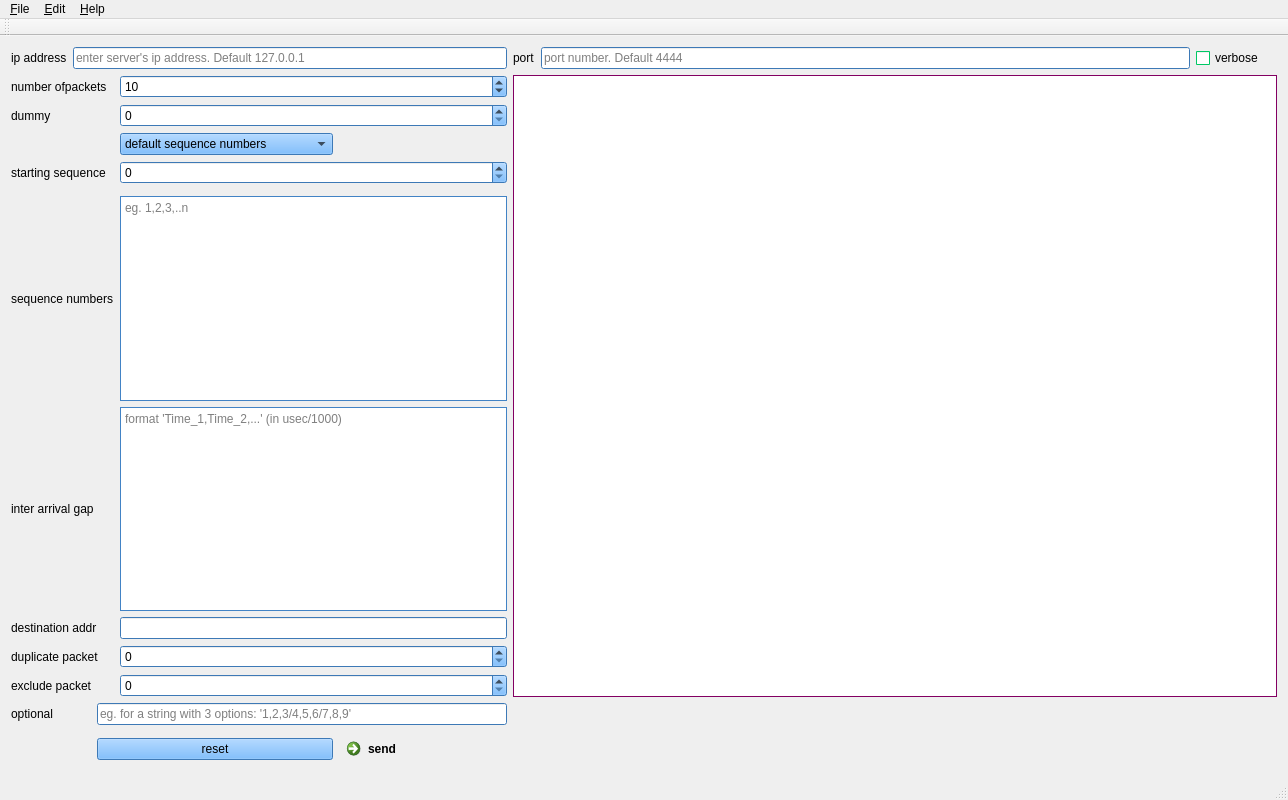
fabrigeas/CCEAP, file CCEAP-Client-Gui/cceap.ui: the form before one commit.
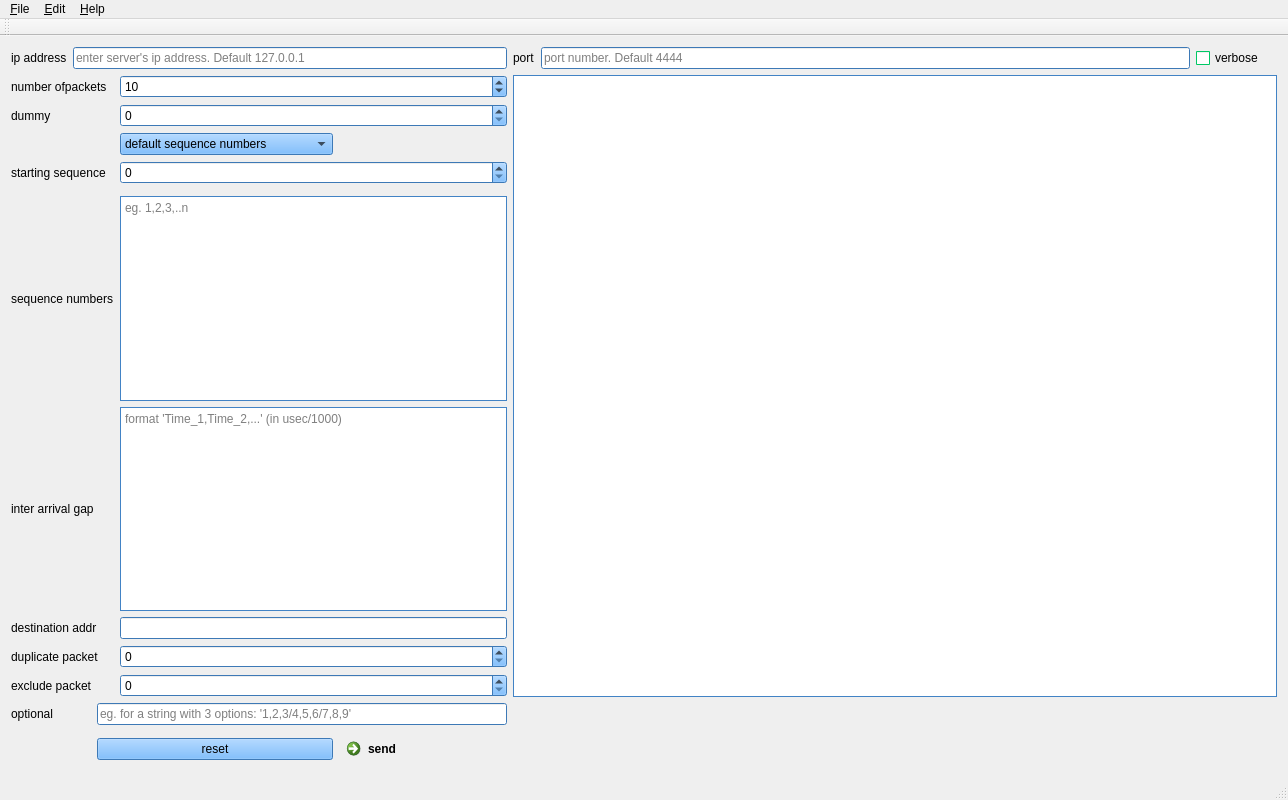
The form after the commit.

```diff
--- a/CCEAP-Client-Gui/cceap.ui
+++ b/CCEAP-Client-Gui/cceap.ui
@@ -2237,45 +2237,45 @@
          <colorrole role="Button">
           <brush brushstyle="SolidPattern">
            <color alpha="255">
-            <red>170</red>
-            <green>0</green>
-            <blue>127</blue>
+            <red>85</red>
+            <green>170</green>
+            <blue>255</blue>
            </color>
           </brush>
          </colorrole>
          <colorrole role="Light">
           <brush brushstyle="SolidPattern">
            <color alpha="255">
-            <red>255</red>
-            <green>0</green>
-            <blue>191</blue>
+            <red>213</red>
+            <green>234</green>
+            <blue>255</blue>
            </color>
           </brush>
          </colorrole>
          <colorrole role="Midlight">
           <brush brushstyle="SolidPattern">
            <color alpha="255">
-            <red>212</red>
-            <green>0</green>
-            <blue>159</blue>
+            <red>149</red>
+            <green>202</green>
+            <blue>255</blue>
            </color>
           </brush>
          </colorrole>
          <colorrole role="Dark">
           <brush brushstyle="SolidPattern">
            <color alpha="255">
-            <red>85</red>
-            <green>0</green>
-            <blue>63</blue>
+            <red>42</red>
+            <green>85</green>
+            <blue>127</blue>
            </color>
           </brush>
          </colorrole>
          <colorrole role="Mid">
           <brush brushstyle="SolidPattern">
            <color alpha="255">
-            <red>113</red>
-            <green>0</green>
-            <blue>84</blue>
+            <red>56</red>
+            <green>113</green>
+            <blue>170</blue>
            </color>
           </brush>
          </colorrole>
@@ -2318,9 +2318,9 @@
          <colorrole role="Window">
           <brush brushstyle="SolidPattern">
            <color alpha="255">
-            <red>170</red>
-            <green>0</green>
-            <blue>127</blue>
+            <red>85</red>
+            <green>170</green>
+            <blue>255</blue>
            </color>
           </brush>
          </colorrole>
@@ -2336,9 +2336,9 @@
          <colorrole role="AlternateBase">
           <brush brushstyle="SolidPattern">
            <color alpha="255">
-            <red>212</red>
-            <green>127</green>
-            <blue>191</blue>
+            <red>170</red>
+            <green>212</green>
+            <blue>255</blue>
            </color>
           </brush>
          </colorrole>
@@ -2374,45 +2374,45 @@
          <colorrole role="Button">
           <brush brushstyle="SolidPattern">
            <color alpha="255">
-            <red>170</red>
-            <green>0</green>
-            <blue>127</blue>
+            <red>85</red>
+            <green>170</green>
+            <blue>255</blue>
            </color>
           </brush>
          </colorrole>
          <colorrole role="Light">
           <brush brushstyle="SolidPattern">
            <color alpha="255">
-            <red>255</red>
-            <green>0</green>
-            <blue>191</blue>
+            <red>213</red>
+            <green>234</green>
+            <blue>255</blue>
            </color>
           </brush>
          </colorrole>
          <colorrole role="Midlight">
           <brush brushstyle="SolidPattern">
            <color alpha="255">
-            <red>212</red>
-            <green>0</green>
-            <blue>159</blue>
+            <red>149</red>
+            <green>202</green>
+            <blue>255</blue>
            </color>
           </brush>
          </colorrole>
          <colorrole role="Dark">
           <brush brushstyle="SolidPattern">
            <color alpha="255">
-            <red>85</red>
-            <green>0</green>
-            <blue>63</blue>
+            <red>42</red>
+            <green>85</green>
+            <blue>127</blue>
            </color>
           </brush>
          </colorrole>
          <colorrole role="Mid">
           <brush brushstyle="SolidPattern">
            <color alpha="255">
-            <red>113</red>
-            <green>0</green>
-            <blue>84</blue>
+            <red>56</red>
+            <green>113</green>
+            <blue>170</blue>
            </color>
           </brush>
          </colorrole>
@@ -2455,9 +2455,9 @@
          <colorrole role="Window">
           <brush brushstyle="SolidPattern">
            <color alpha="255">
-            <red>170</red>
-            <green>0</green>
-            <blue>127</blue>
+            <red>85</red>
+            <green>170</green>
+            <blue>255</blue>
            </color>
           </brush>
          </colorrole>
@@ -2473,9 +2473,9 @@
          <colorrole role="AlternateBase">
           <brush brushstyle="SolidPattern">
            <color alpha="255">
-            <red>212</red>
-            <green>127</green>
-            <blue>191</blue>
+            <red>170</red>
+            <green>212</green>
+            <blue>255</blue>
            </color>
           </brush>
          </colorrole>
@@ -2502,63 +2502,63 @@
          <colorrole role="WindowText">
           <brush brushstyle="SolidPattern">
            <color alpha="255">
-            <red>85</red>
-            <green>0</green>
-            <blue>63</blue>
+            <red>42</red>
+            <green>85</green>
+            <blue>127</blue>
            </color>
           </brush>
          </colorrole>
          <colorrole role="Button">
           <brush brushstyle="SolidPattern">
            <color alpha="255">
-            <red>170</red>
-            <green>0</green>
-            <blue>127</blue>
+            <red>85</red>
+            <green>170</green>
+            <blue>255</blue>
            </color>
           </brush>
          </colorrole>
          <colorrole role="Light">
           <brush brushstyle="SolidPattern">
            <color alpha="255">
-            <red>255</red>
-            <green>0</green>
-            <blue>191</blue>
+            <red>213</red>
+            <green>234</green>
+            <blue>255</blue>
            </color>
           </brush>
          </colorrole>
          <colorrole role="Midlight">
           <brush brushstyle="SolidPattern">
            <color alpha="255">
-            <red>212</red>
-            <green>0</green>
-            <blue>159</blue>
+            <red>149</red>
+            <green>202</green>
+            <blue>255</blue>
            </color>
           </brush>
          </colorrole>
          <colorrole role="Dark">
           <brush brushstyle="SolidPattern">
            <color alpha="255">
-            <red>85</red>
-            <green>0</green>
-            <blue>63</blue>
+            <red>42</red>
+            <green>85</green>
+            <blue>127</blue>
            </color>
           </brush>
          </colorrole>
          <colorrole role="Mid">
           <brush brushstyle="SolidPattern">
            <color alpha="255">
-            <red>113</red>
-            <green>0</green>
-            <blue>84</blue>
+            <red>56</red>
+            <green>113</green>
+            <blue>170</blue>
            </color>
           </brush>
          </colorrole>
          <colorrole role="Text">
           <brush brushstyle="SolidPattern">
            <color alpha="255">
-            <red>85</red>
-            <green>0</green>
-            <blue>63</blue>
+            <red>42</red>
+            <green>85</green>
+            <blue>127</blue>
            </color>
           </brush>
          </colorrole>
@@ -2574,27 +2574,27 @@
          <colorrole role="ButtonText">
           <brush brushstyle="SolidPattern">
            <color alpha="255">
-            <red>85</red>
-            <green>0</green>
-            <blue>63</blue>
+            <red>42</red>
+            <green>85</green>
+            <blue>127</blue>
            </color>
           </brush>
          </colorrole>
          <colorrole role="Base">
           <brush brushstyle="SolidPattern">
            <color alpha="255">
-            <red>170</red>
-            <green>0</green>
-            <blue>127</blue>
+            <red>85</red>
+            <green>170</green>
+            <blue>255</blue>
            </color>
           </brush>
          </colorrole>
          <colorrole role="Window">
           <brush brushstyle="SolidPattern">
            <color alpha="255">
-            <red>170</red>
-            <green>0</green>
-            <blue>127</blue>
+            <red>85</red>
+            <green>170</green>
+            <blue>255</blue>
            </color>
           </brush>
          </colorrole>
@@ -2610,9 +2610,9 @@
          <colorrole role="AlternateBase">
           <brush brushstyle="SolidPattern">
            <color alpha="255">
-            <red>170</red>
-            <green>0</green>
-            <blue>127</blue>
+            <red>85</red>
+            <green>170</green>
+            <blue>255</blue>
            </color>
           </brush>
          </colorrole>
@@ -2637,6 +2637,18 @@
         </disabled>
        </palette>
       </property>
+      <property name="font">
+       <font>
+        <family>Cabin</family>
+        <pointsize>10</pointsize>
+        <weight>50</weight>
+        <italic>false</italic>
+        <bold>false</bold>
+       </font>
+      </property>
+      <property name="spacing">
+       <number>10</number>
+      </property>
      </widget>
     </item>
     <item row="2" column="0" colspan="3">
```
